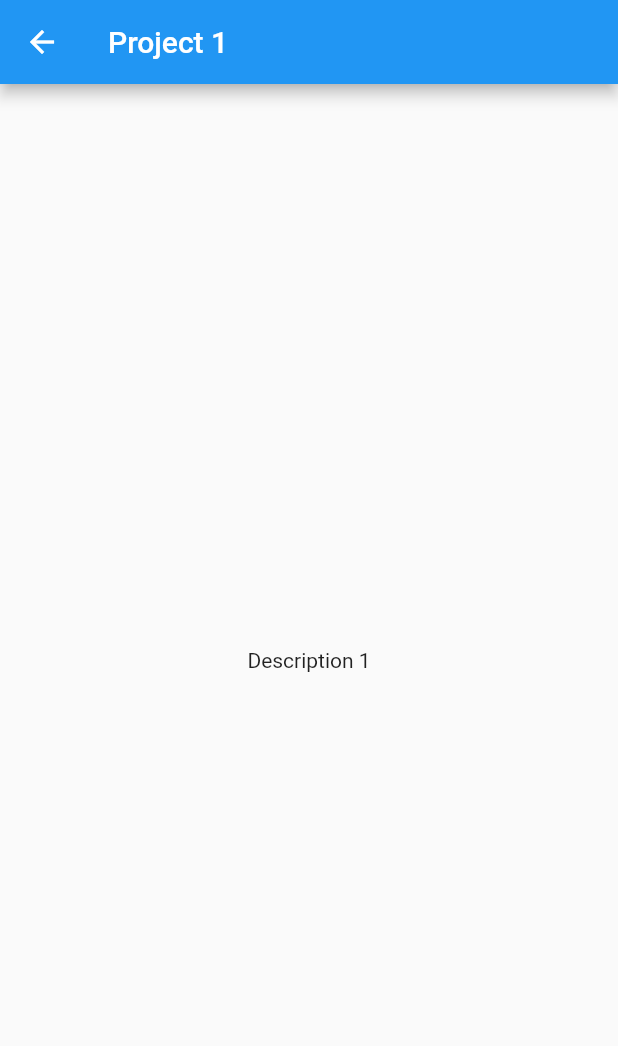
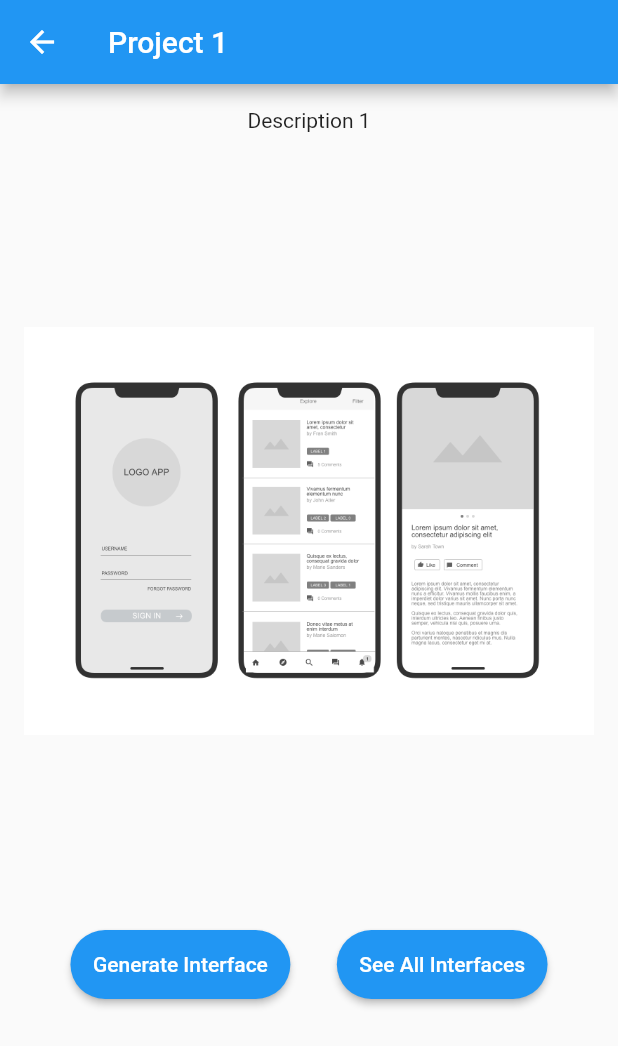
Before and after one commit to ValerieNamuche/AfterDrawing-frontend, a Flutter app: the ProjectDetail screen opened directly with sample values from the repository, on a phone screen of 412 x 824 dp. Shown: the top 1046 px of the screen. Run offline on Flutter 3.47's test engine with Material 2 defaults, Android fonts, the phone set to English and light mode, and no system bars.

Commit message:
projects mockup

```diff
--- a/lib/main.dart
+++ b/lib/main.dart
@@ -10,7 +10,7 @@ class MyApp extends StatelessWidget {
     return const MaterialApp(
       debugShowCheckedModeBanner: false,
       title: 'Material App',
-      initialRoute: 'login',
+      initialRoute: 'project',
       onGenerateRoute: router.generateRoute,
     );
   }
--- a/lib/router.dart
+++ b/lib/router.dart
@@ -1,5 +1,6 @@
 import 'package:afterdrawing/src/pages/Login.dart';
 import 'package:afterdrawing/src/pages/Project.dart';
+import 'package:afterdrawing/src/pages/Register.dart';
 import 'package:flutter/material.dart';
 
 Route<dynamic> generateRoute(RouteSettings settings) {
@@ -11,6 +12,9 @@ Route<dynamic> generateRoute(RouteSettings settings) {
     case 'project':
       // dirigir a la pagina de proyectos
       return MaterialPageRoute(builder: (context) => ProjectList());
+    case 'register':
+      // dirigir a la pagina de proyectos
+      return MaterialPageRoute(builder: (context) => RegisterPage());
 
     default:
       return MaterialPageRoute(
--- a/lib/src/pages/Project.dart
+++ b/lib/src/pages/Project.dart
@@ -64,8 +64,72 @@ class ProjectDetail extends StatelessWidget {
       appBar: AppBar(
         title: Text(project.title),
       ),
-      body: Center(
-        child: Text(project.description),
+      // the project description and image will be displayed in a card and two buttons will be displayed in a row at the bottom of the page
+      body: Padding(
+        padding: EdgeInsets.all(16.0),
+        child: Column(
+          children: <Widget>[
+            Text(project.description),
+            SizedBox(height: 16.0),
+            Image.asset(
+              // the image will be displayed in the center of the page with a width of 300 and a height of 300 pixels
+
+              'lib/src/images/interfaceprueba.png',
+              //set size of image
+              width: 500,
+              height: 500,
+            ),
+            SizedBox(height: 15.0),
+            Row(
+              mainAxisAlignment: MainAxisAlignment.spaceEvenly,
+              children: <Widget>[
+                // the first button will be used to go to generate interface
+                RaisedButton(
+                  child: Text('Generate Interface'),
+                  onPressed: () {
+                    /* Navigator.push(
+                      context,
+                      MaterialPageRoute(
+                        builder: (context) => InterfaceGenerator(),
+                      ),
+                    ); */
+                  },
+                  // set the color of the button and the text
+                  color: Colors.blue,
+                  textColor: Colors.white,
+                  animationDuration: Duration(milliseconds: 500),
+                  //size of the button
+                  shape: RoundedRectangleBorder(
+                    borderRadius: BorderRadius.circular(30.0),
+                  ),
+                  //position of the button in the left side of the page
+                  padding: EdgeInsets.all(15.0),
+                ),
+                // the second button will be used to see all the interfaces generated
+                RaisedButton(
+                  child: Text('See All Interfaces'),
+                  onPressed: () {
+                    /* Navigator.push(
+                      context,
+                      MaterialPageRoute(
+                        builder: (context) => InterfaceList(),
+                      ),
+                    ); */
+                  },
+                  color: Colors.blue,
+                  textColor: Colors.white,
+                  animationDuration: Duration(milliseconds: 500),
+                  //size of the button
+                  shape: RoundedRectangleBorder(
+                    borderRadius: BorderRadius.circular(30.0),
+                  ),
+                  //position of the button in the right side of the page
+                  padding: EdgeInsets.all(15.0),
+                ),
+              ],
+            ),
+          ],
+        ),
       ),
     );
   }
--- a/pubspec.yaml
+++ b/pubspec.yaml
@@ -65,6 +65,7 @@ flutter:
   assets:
      - lib/src/images/wireframelogo.png
      - lib/src/images/fondologin.jpg
+     - lib/src/images/interfaceprueba.png
 
   # An image asset can refer to one or more resolution-specific "variants", see
   # https://flutter.dev/assets-and-images/#resolution-aware.
```
Also changed, not shown: CMakeLists.txt (added, +11 -0 lines), lib/src/pages/Register.dart (added, +243 -0 lines), lib/src/images/interfaceprueba.png (added), 1 other file.
